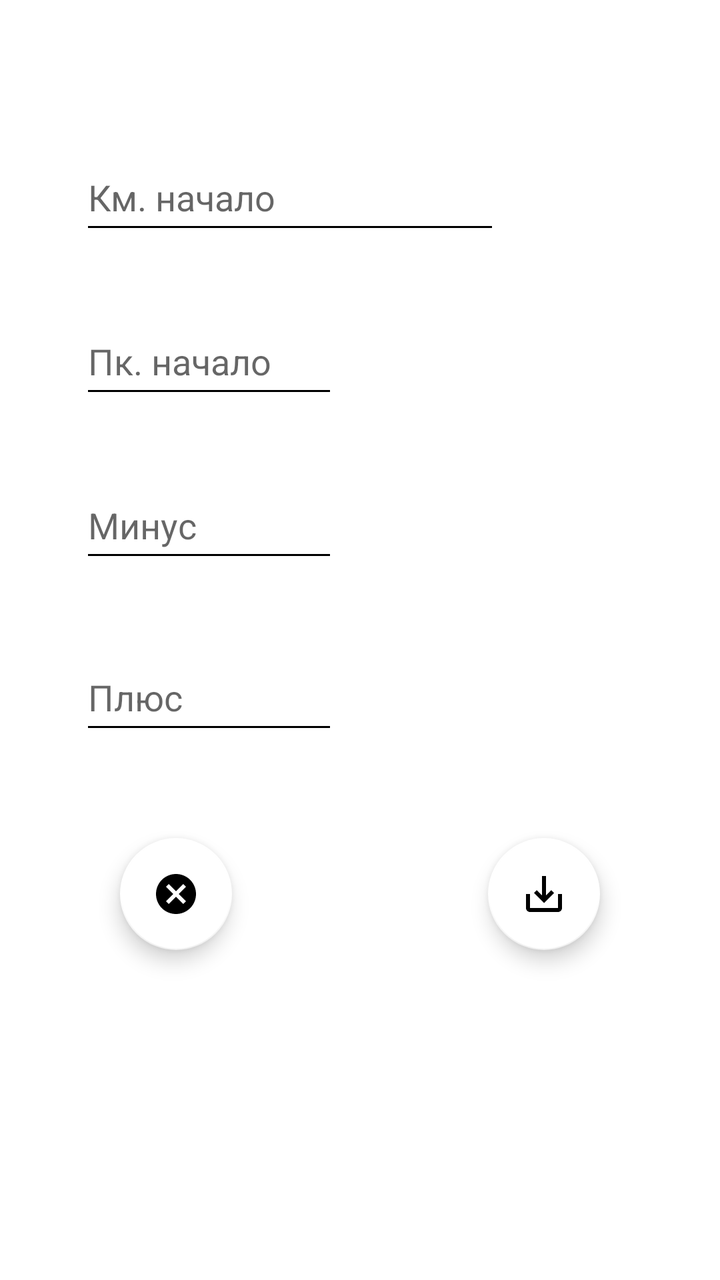
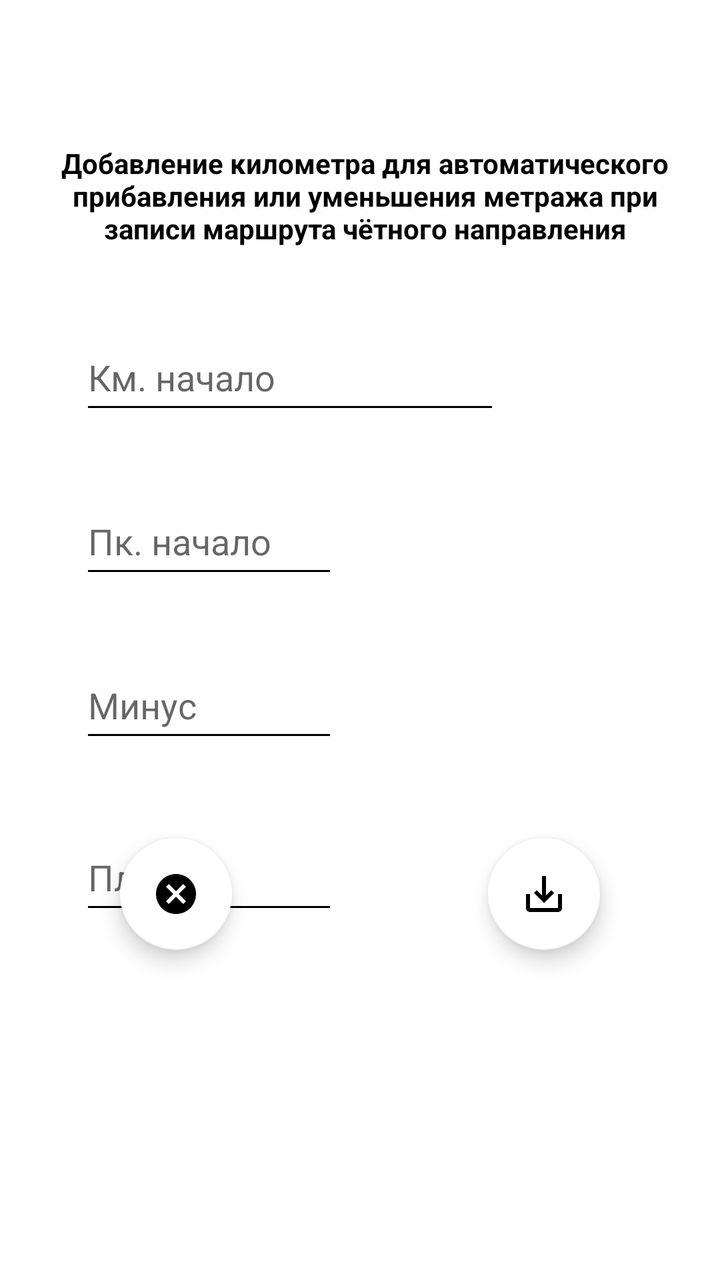

An Android layout rendered at two revisions. The XML below is the earlier revision; the diff shows what the commit changed to produce the second picture.
<!-- AndroidManifest.xml: application theme Base.Theme.My_Gps_Assistant -->
<!-- res/layout/fragment_add_redacktor_chet.xml -->
<?xml version="1.0" encoding="utf-8"?>
<androidx.constraintlayout.widget.ConstraintLayout
    xmlns:android="http://schemas.android.com/apk/res/android"
    xmlns:app="http://schemas.android.com/apk/res-auto"
    xmlns:tools="http://schemas.android.com/tools"
    android:layout_width="match_parent"
    android:layout_height="match_parent"
    android:background="#FFFFFF"
    tools:context=".fragments.chet.redacktor.add.AddRedacktorFragmentChet">

    <EditText
        android:id="@+id/ed_minus_redacktor_chet"
        android:layout_width="129dp"
        android:layout_height="50dp"
        android:layout_marginTop="32dp"
        android:ems="10"
        android:hint="@string/fragment_add_minus_redacktor_chet"
        android:inputType="number"
        android:textColor="#000000"
        app:layout_constraintEnd_toEndOf="@+id/ed_pk_start_redacktor_chet"
        app:layout_constraintHorizontal_bias="0.0"
        app:layout_constraintStart_toStartOf="@+id/ed_pk_start_redacktor_chet"
        app:layout_constraintTop_toBottomOf="@+id/ed_pk_start_redacktor_chet"
        tools:ignore="Autofill,HardcodedText,TextContrastCheck" />

    <EditText
        android:id="@+id/ed_pk_start_redacktor_chet"
        android:layout_width="129dp"
        android:layout_height="50dp"
        android:layout_marginTop="32dp"
        android:ems="10"
        android:hint="@string/fragment_add_pk_start_redacktor_chet"
        android:inputType="number"
        android:maxLength="2"
        android:textColor="#000000"
        app:layout_constraintEnd_toEndOf="@+id/ed_start_redacktor_chet"
        app:layout_constraintHorizontal_bias="0.0"
        app:layout_constraintStart_toStartOf="@+id/ed_start_redacktor_chet"
        app:layout_constraintTop_toBottomOf="@+id/ed_start_redacktor_chet"
        tools:ignore="Autofill,HardcodedText,MissingConstraints,TextContrastCheck" />

    <EditText
        android:id="@+id/ed_start_redacktor_chet"
        android:layout_width="0dp"
        android:layout_height="50dp"
        android:layout_marginStart="40dp"
        android:layout_marginTop="72dp"
        android:ems="10"
        android:hint="@string/fragment_add_km_start_redacktor_chet"
        android:importantForAutofill="no"
        android:inputType="number"
        android:maxLength="4"
        android:textColor="#000000"
        app:layout_constraintStart_toStartOf="parent"
        app:layout_constraintTop_toTopOf="parent"
        tools:ignore="HardcodedText,TextContrastCheck" />

    <EditText
        android:id="@+id/ed_plus_redacktor_chet"
        android:layout_width="129dp"
        android:layout_height="50dp"
        android:layout_marginTop="36dp"
        android:ems="10"
        android:hint="@string/fragment_add_plus_redacktor_chet"
        android:importantForAutofill="no"
        android:inputType="number"
        android:textColor="#000000"
        app:layout_constraintEnd_toEndOf="@+id/ed_minus_redacktor_chet"
        app:layout_constraintHorizontal_bias="0.0"
        app:layout_constraintStart_toStartOf="@+id/ed_minus_redacktor_chet"
        app:layout_constraintTop_toBottomOf="@+id/ed_minus_redacktor_chet"
        tools:ignore="HardcodedText,MissingConstraints,TextContrastCheck" />

    <com.google.android.material.floatingactionbutton.FloatingActionButton
        android:id="@+id/fb_save_redacktor_chet"
        android:layout_width="wrap_content"
        android:layout_height="wrap_content"
        android:layout_marginEnd="60dp"
        android:layout_marginBottom="165dp"
        android:clickable="true"
        android:focusable="true"
        android:src="@drawable/is_save_redacktor_chet"
        app:backgroundTint="@color/white"
        app:layout_constraintBottom_toBottomOf="parent"
        app:layout_constraintEnd_toEndOf="parent"
        tools:ignore="ContentDescription,SpeakableTextPresentCheck" />

    <com.google.android.material.floatingactionbutton.FloatingActionButton
        android:id="@+id/fb_cancel_redacktor_chet"
        android:layout_width="wrap_content"
        android:layout_height="wrap_content"
        android:layout_marginStart="60dp"
        android:layout_marginBottom="165dp"
        android:clickable="true"
        android:focusable="true"
        android:src="@drawable/is_cancel_redacktor_chet"
        app:backgroundTint="@color/white"
        app:layout_constraintBottom_toBottomOf="parent"
        app:layout_constraintStart_toStartOf="parent"
        tools:ignore="ContentDescription,SpeakableTextPresentCheck" />
</androidx.constraintlayout.widget.ConstraintLayout>
<!-- resources referenced by this layout -->
<resources>
  <color name="white">#FFFFFFFF</color>
  <!-- drawable is_cancel_redacktor_chet (drawable) -->
  <vector xmlns:android="http://schemas.android.com/apk/res/android" android:height="24dp" android:tint="#52ED27" android:viewportHeight="24" android:viewportWidth="24" android:width="24dp">
        
      <path android:fillColor="@android:color/white" android:pathData="M12,2C6.47,2 2,6.47 2,12s4.47,10 10,10 10,-4.47 10,-10S17.53,2 12,2zM17,15.59L15.59,17 12,13.41 8.41,17 7,15.59 10.59,12 7,8.41 8.41,7 12,10.59 15.59,7 17,8.41 13.41,12 17,15.59z"/>
      
  </vector>
  <!-- drawable is_save_redacktor_chet (drawable) -->
  <vector xmlns:android="http://schemas.android.com/apk/res/android" android:height="24dp" android:tint="#52ED27" android:viewportHeight="24" android:viewportWidth="24" android:width="24dp">
        
      <path android:fillColor="@android:color/white" android:pathData="M19,12v7L5,19v-7L3,12v7c0,1.1 0.9,2 2,2h14c1.1,0 2,-0.9 2,-2v-7h-2zM13,12.67l2.59,-2.58L17,11.5l-5,5 -5,-5 1.41,-1.41L11,12.67L11,3h2z"/>
      
  </vector>
  <string name="fragment_add_km_start_redacktor_chet">Км. начало</string>
  <string name="fragment_add_minus_redacktor_chet">Минус</string>
  <string name="fragment_add_pk_start_redacktor_chet">Пк. начало</string>
  <string name="fragment_add_plus_redacktor_chet">Плюс</string>
  <style name="Base.Theme.My_Gps_Assistant" parent="Theme.MaterialComponents.Light.NoActionBar">
          
          <item name="colorPrimary">@color/black</item>
          <item name="colorPrimaryVariant">@color/lavender</item>
          <item name="colorOnPrimary">@color/white</item>
  
          <item name="colorSecondary">@color/teal_200</item>
          <item name="colorSecondaryVariant">@color/teal_700</item>
          <item name="colorOnSecondary">@color/black</item>
  
          <item name="android:statusBarColor">@color/lavender</item>
  
  
          <item name="android:windowFullscreen">true</item>
  
          <item name="android:textColorPrimary">@color/black</item>
          <item name="android:textColorSecondary">@color/black</item>
          <item name="android:textColorTertiary">@color/black</item>
  
  
  
  
  
  
  
      </style>
  <color name="black">#FF000000</color>
  <color name="lavender">#8692f7</color>
  <color name="teal_200">#D58DD5</color>
  <color name="teal_700">#00C2EF</color>
</resources>

<!-- the commit's change to res/layout/fragment_add_redacktor_chet.xml (unified diff, before → after) -->
@@ -44,7 +44,7 @@
         android:layout_width="0dp"
         android:layout_height="50dp"
         android:layout_marginStart="40dp"
-        android:layout_marginTop="72dp"
+        android:layout_marginTop="20dp"
         android:ems="10"
         android:hint="@string/fragment_add_km_start_redacktor_chet"
         android:importantForAutofill="no"
@@ -52,7 +52,7 @@
         android:maxLength="4"
         android:textColor="#000000"
         app:layout_constraintStart_toStartOf="parent"
-        app:layout_constraintTop_toTopOf="parent"
+        app:layout_constraintTop_toBottomOf="@+id/textView33"
         tools:ignore="HardcodedText,TextContrastCheck" />
 
     <EditText
@@ -98,4 +98,17 @@
         app:layout_constraintBottom_toBottomOf="parent"
         app:layout_constraintStart_toStartOf="parent"
         tools:ignore="ContentDescription,SpeakableTextPresentCheck" />
+
+    <TextView
+        android:id="@+id/textView33"
+        android:layout_width="325dp"
+        android:layout_height="70dp"
+        android:layout_marginStart="20dp"
+        android:layout_marginTop="72dp"
+        android:text="@string/zagolovok_redacktor_chet"
+        android:textAlignment="center"
+        android:textSize="14sp"
+        android:textStyle="bold"
+        app:layout_constraintStart_toStartOf="parent"
+        app:layout_constraintTop_toTopOf="parent" />
 </androidx.constraintlayout.widget.ConstraintLayout>
<!-- resource entries referenced after the edit -->
@@ -17,6 +17,7 @@
   <string name="fragment_add_minus_redacktor_chet">Минус</string>
   <string name="fragment_add_pk_start_redacktor_chet">Пк. начало</string>
   <string name="fragment_add_plus_redacktor_chet">Плюс</string>
+  <string name="zagolovok_redacktor_chet">Добавление километра для автоматического прибавления или уменьшения метража при записи маршрута чётного направления</string>
   <style name="Base.Theme.My_Gps_Assistant" parent="Theme.MaterialComponents.Light.NoActionBar">
           
           <item name="colorPrimary">@color/black</item>
